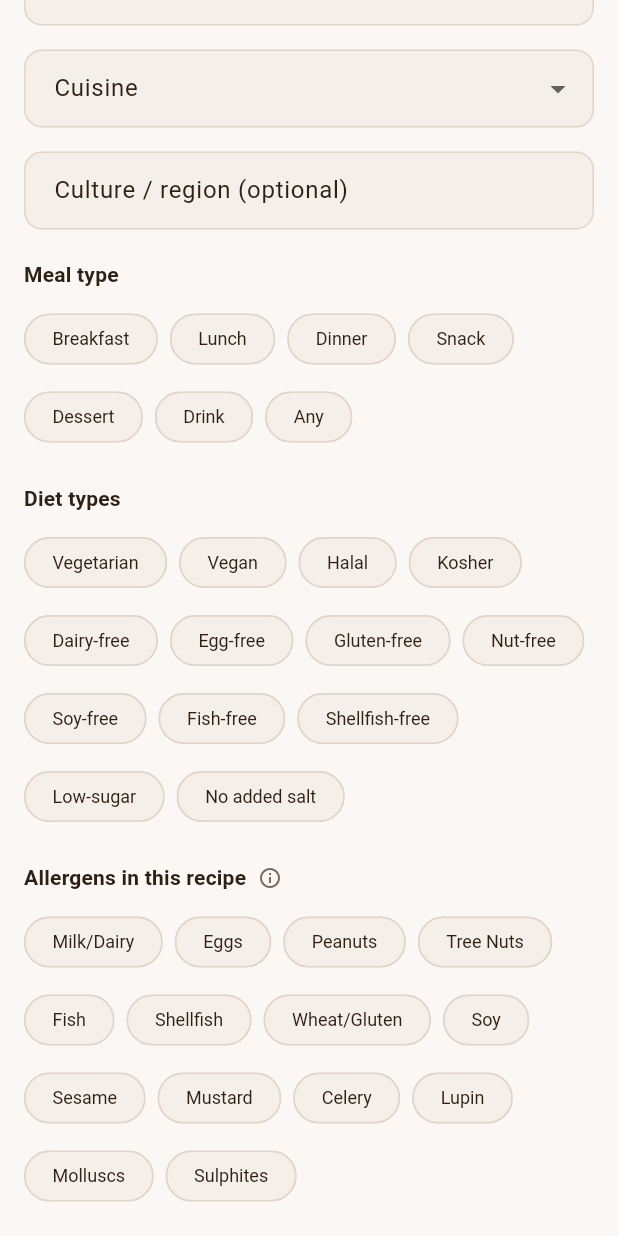
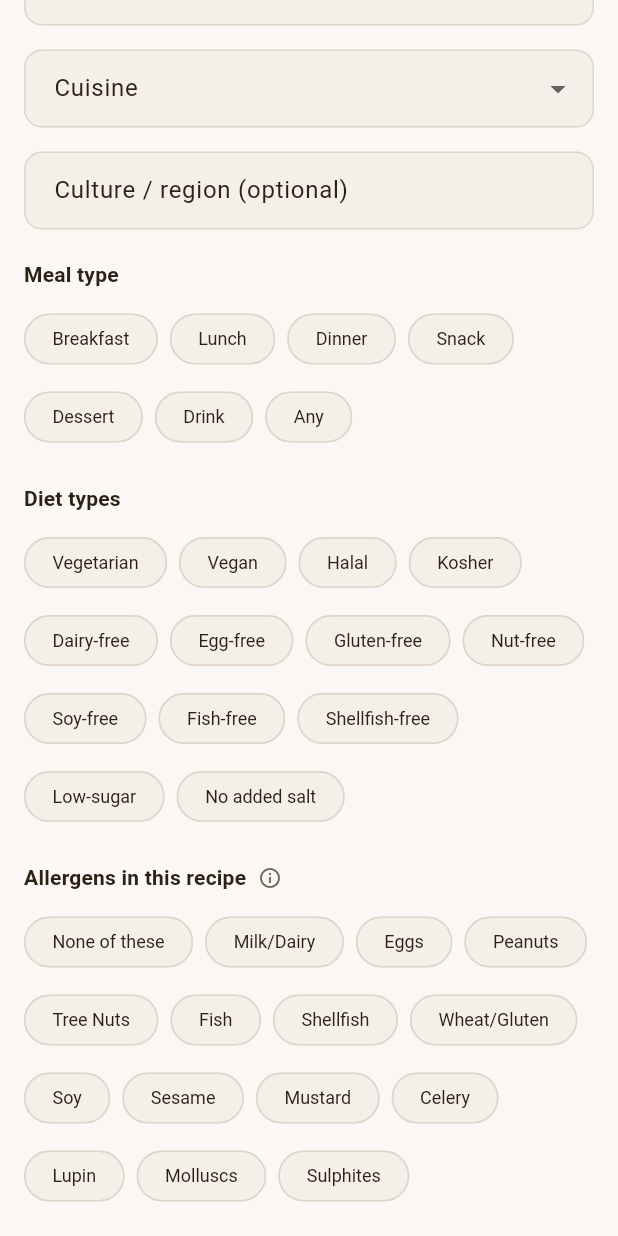
Before and after one commit to amilifedigitalsolutions/bitty-bellies-app, a Flutter app: the _ClassificationPage widget shown alone on an empty page, opened directly with empty values, scrolled down 119 dp, on a phone screen of 412 x 824 dp. Run offline on Flutter 3.47's test engine with Material 3 defaults, Android fonts, the phone set to English and light mode, and no system bars; our stand-ins replace cached_network_image, equatable, flutter_riverpod, go_router, image_picker, share_plus and 1 more; missing offline and left inert: amplify_api, amplify_auth_cognito, amplify_flutter, amplify_storage_s3; Roboto replaces fonts that are missing (Nunito).

Commit message:
feat: require age group, allergens, and choking-hazard notes at submission (2.7, unambiguous piece)
Part of formalizing the recipe review workflow. Age group was already
structurally required (a dropdown that always has a value, with a
validator). Allergens and choking-hazard notes were both genuinely
optional — a recipe could be submitted for review with zero safety
information for reviewers to check.

Allergens: added a "None of these" chip alongside the existing
allergen list, since leaving the field untouched needs to be
distinguishable from "no allergens, confirmed." Submission is blocked
(with a SnackBar + jump to the Classification page) unless at least
one allergen is selected or "None of these" is explicitly chosen.

Choking-hazard notes: submission is blocked unless the field is
non-empty (SnackBar + jump to the Safety & Notes page); the field
accepts "None" as a valid answer, it just can't be skipped silently.

Both checks are manual (not Form validators) and skipped when saving
as a draft — these are review-readiness fields, not relevant until
the recipe is actually submitted, and a shared Form.validate() call
can't differentiate draft vs. real submission per-field.

Co-Authored-By: Claude Sonnet 5 <noreply@anthropic.com>

```diff
--- a/lib/presentation/upload/screens/upload_recipe_screen.dart
+++ b/lib/presentation/upload/screens/upload_recipe_screen.dart
@@ -41,6 +41,7 @@ class _UploadRecipeScreenState extends ConsumerState<UploadRecipeScreen> {
   final List<String> _selectedMealCategories = [];
   final List<String> _selectedDietTypes = [];
   final List<String> _selectedAllergens = [];
+  bool _noAllergensConfirmed = false;
 
   // Page 3 — Ingredients
   final List<RecipeIngredient> _ingredients = [
@@ -99,6 +100,30 @@ class _UploadRecipeScreenState extends ConsumerState<UploadRecipeScreen> {
 
   Future<void> _submit({bool draft = false}) async {
     if (!_formKey.currentState!.validate()) return;
+    // Allergens and choking-hazard notes are safety-review fields that
+    // must be consciously addressed before a real submission — but not
+    // for a draft, which is an intentionally incomplete work-in-progress.
+    // Allergens isn't a single text field, so Form validation can't cover
+    // it; choking-hazard notes could use a Form validator, but that would
+    // also block drafts, so both are checked manually here instead.
+    if (!draft) {
+      if (_selectedAllergens.isEmpty && !_noAllergensConfirmed) {
+        ScaffoldMessenger.of(context).showSnackBar(
+          const SnackBar(content: Text('Select any allergens present, or confirm "None of these" applies.')),
+        );
+        setState(() => _currentPage = 1);
+        _pageCtrl.jumpToPage(1);
+        return;
+      }
+      if (_chokingCtrl.text.trim().isEmpty) {
+        ScaffoldMessenger.of(context).showSnackBar(
+          const SnackBar(content: Text('Describe any choking hazards, or write "None".')),
+        );
+        setState(() => _currentPage = 4);
+        _pageCtrl.jumpToPage(4);
+        return;
+      }
+    }
     final user = ref.read(currentUserProvider).valueOrNull;
     if (user == null) return;
 
@@ -209,6 +234,7 @@ class _UploadRecipeScreenState extends ConsumerState<UploadRecipeScreen> {
                     selectedMealCategories: _selectedMealCategories,
                     selectedDietTypes: _selectedDietTypes,
                     selectedAllergens: _selectedAllergens,
+                    noAllergensConfirmed: _noAllergensConfirmed,
                     onAgeStageChanged: (v) => setState(() => _selectedAgeStage = v),
                     onTextureChanged: (v) => setState(() => _selectedTexture = v),
                     onCuisineChanged: (v) => setState(() => _selectedCuisine = v),
@@ -219,7 +245,16 @@ class _UploadRecipeScreenState extends ConsumerState<UploadRecipeScreen> {
                       if (sel) _selectedDietTypes.add(v); else _selectedDietTypes.remove(v);
                     }),
                     onAllergenToggle: (v, sel) => setState(() {
-                      if (sel) _selectedAllergens.add(v); else _selectedAllergens.remove(v);
+                      if (sel) {
+                        _selectedAllergens.add(v);
+                        _noAllergensConfirmed = false;
+                      } else {
+                        _selectedAllergens.remove(v);
+                      }
+                    }),
+                    onNoAllergensToggle: (v) => setState(() {
+                      _noAllergensConfirmed = v;
+                      if (v) _selectedAllergens.clear();
                     }),
                   ),
                   _IngredientsPage(
@@ -384,8 +419,10 @@ class _ClassificationPage extends StatelessWidget {
   final String selectedAgeStage, selectedTexture, selectedCuisine;
   final TextEditingController cultureCtrl;
   final List<String> selectedMealCategories, selectedDietTypes, selectedAllergens;
+  final bool noAllergensConfirmed;
   final void Function(String) onAgeStageChanged, onTextureChanged, onCuisineChanged;
   final void Function(String, bool) onMealCategoryToggle, onDietToggle, onAllergenToggle;
+  final void Function(bool) onNoAllergensToggle;
 
   const _ClassificationPage({
     required this.selectedAgeStage,
@@ -395,12 +432,14 @@ class _ClassificationPage extends StatelessWidget {
     required this.selectedMealCategories,
     required this.selectedDietTypes,
     required this.selectedAllergens,
+    required this.noAllergensConfirmed,
     required this.onAgeStageChanged,
     required this.onTextureChanged,
     required this.onCuisineChanged,
     required this.onMealCategoryToggle,
     required this.onDietToggle,
     required this.onAllergenToggle,
+    required this.onNoAllergensToggle,
   });
 
   @override
@@ -467,7 +506,7 @@ class _ClassificationPage extends StatelessWidget {
               Text('Allergens in this recipe', style: Theme.of(context).textTheme.titleMedium),
               const SizedBox(width: 8),
               const Tooltip(
-                message: 'Check ALL allergens present in your recipe so parents can make safe choices.',
+                message: 'Check ALL allergens present in your recipe so parents can make safe choices. Required before submitting.',
                 child: Icon(Icons.info_outline, size: 16, color: AppColors.textSecondary),
               ),
             ],
@@ -476,7 +515,13 @@ class _ClassificationPage extends StatelessWidget {
           Wrap(
             spacing: 8,
             runSpacing: 4,
-            children: AppConstants.allergens.map((a) {
+            children: [
+              FilterChip(
+                label: const Text('None of these'),
+                selected: noAllergensConfirmed,
+                onSelected: onNoAllergensToggle,
+              ),
+              ...AppConstants.allergens.map((a) {
                 final sel = selectedAllergens.contains(a);
                 return FilterChip(
                   label: Text(a),
@@ -484,7 +529,8 @@ class _ClassificationPage extends StatelessWidget {
                   selectedColor: AppColors.allergenTag,
                   onSelected: (v) => onAllergenToggle(a, v),
                 );
-            }).toList(),
+              }),
+            ],
           ),
         ],
       ),
@@ -728,8 +774,8 @@ class _SafetyPage extends StatelessWidget {
 
           AppTextField(
             controller: chokingCtrl,
-            label: 'Choking hazard notes (optional)',
-            hint: 'e.g. Cut grapes into quarters. Ensure carrots are well cooked.',
+            label: 'Choking hazard notes',
+            hint: 'e.g. Cut grapes into quarters. Ensure carrots are well cooked. Write "None" if not applicable.',
             maxLines: 2,
           ),
           const SizedBox(height: 16),
```
Lines whose indentation alone changed are shown as unchanged.
